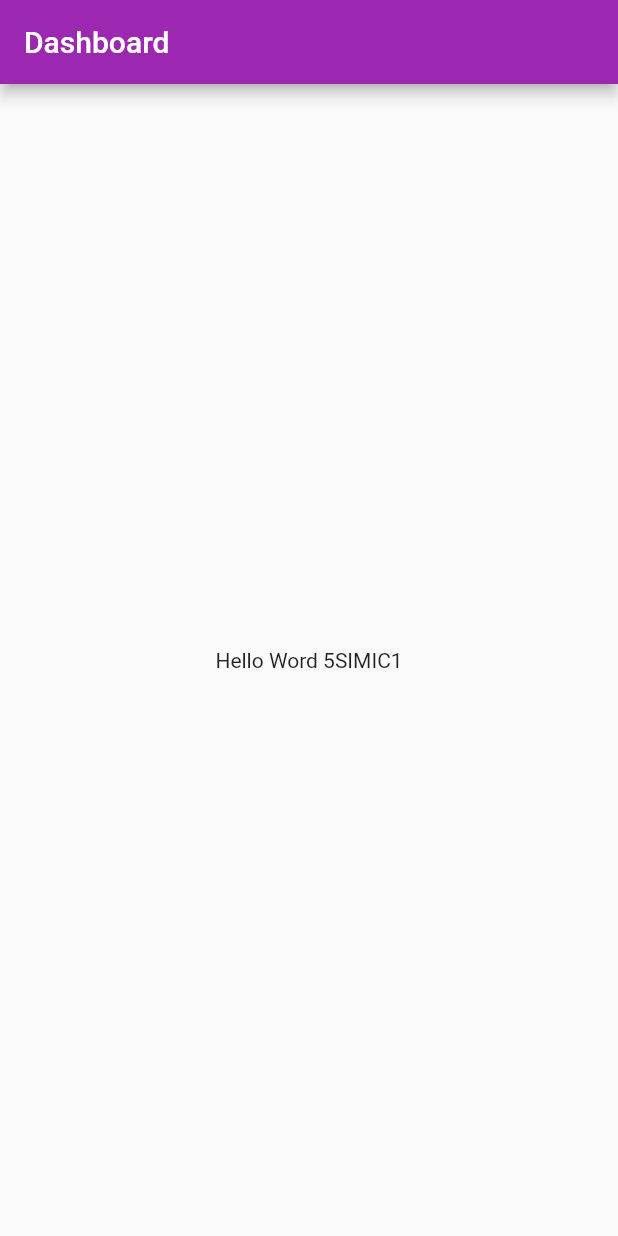
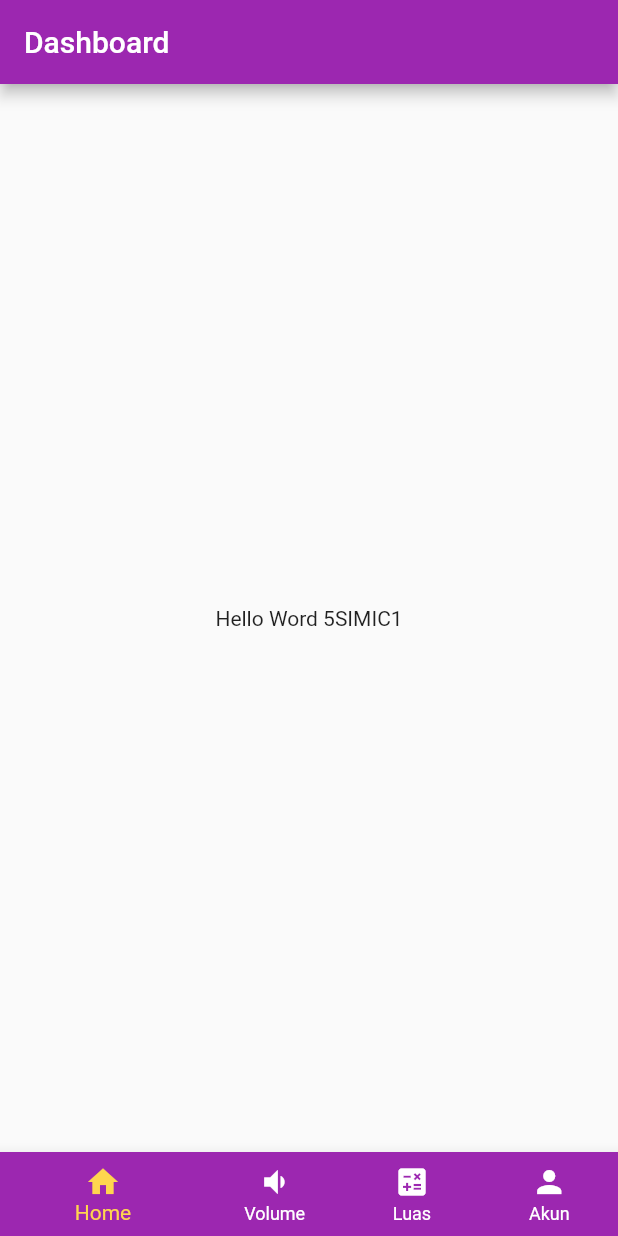
Before and after one commit to Azlan-saja/5simic1-mobile1-2023, a Flutter app: the MyDashboard screen opened directly, on a phone screen of 412 x 824 dp. Run offline on Flutter 3.47's test engine with Material 2 defaults, Android fonts, the phone set to English and light mode, and no system bars.

Commit message:
Create Layer Dashboard

```diff
--- a/lib/home.dart
+++ b/lib/home.dart
@@ -10,6 +10,35 @@ class MyDashboard extends StatelessWidget {
       body: const Center(
         child: Text('Hello Word 5SIMIC1'),
       ),
+      bottomNavigationBar: BottomNavigationBar(
+        backgroundColor: Colors.black,
+        items: const [
+          BottomNavigationBarItem(
+            icon: Icon(Icons.home),
+            label: "Home",
+            backgroundColor: Colors.purple,
+          ),
+          BottomNavigationBarItem(
+            icon: Icon(Icons.volume_down),
+            label: "Volume",
+            backgroundColor: Colors.purple,
+          ),
+          BottomNavigationBarItem(
+            icon: Icon(Icons.calculate),
+            label: "Luas",
+            backgroundColor: Colors.purple,
+          ),
+          BottomNavigationBarItem(
+            icon: Icon(Icons.person),
+            label: "Akun",
+            backgroundColor: Colors.purple,
+          ),
+        ],
+        selectedItemColor: Colors.amber[300],
+        currentIndex: 0,
+        onTap: null,
+        showUnselectedLabels: true,
+      ),
     );
   }
 }
--- a/lib/main.dart
+++ b/lib/main.dart
@@ -16,7 +16,7 @@ class MyApp extends StatelessWidget {
     return MaterialApp(
       title: "Aplikasi 5SIMIC1",
       theme: ThemeData(primarySwatch: Colors.purple),
-      home: const MyVolume(),
+      home: const MyDashboard(),
     );
   }
 }
```
